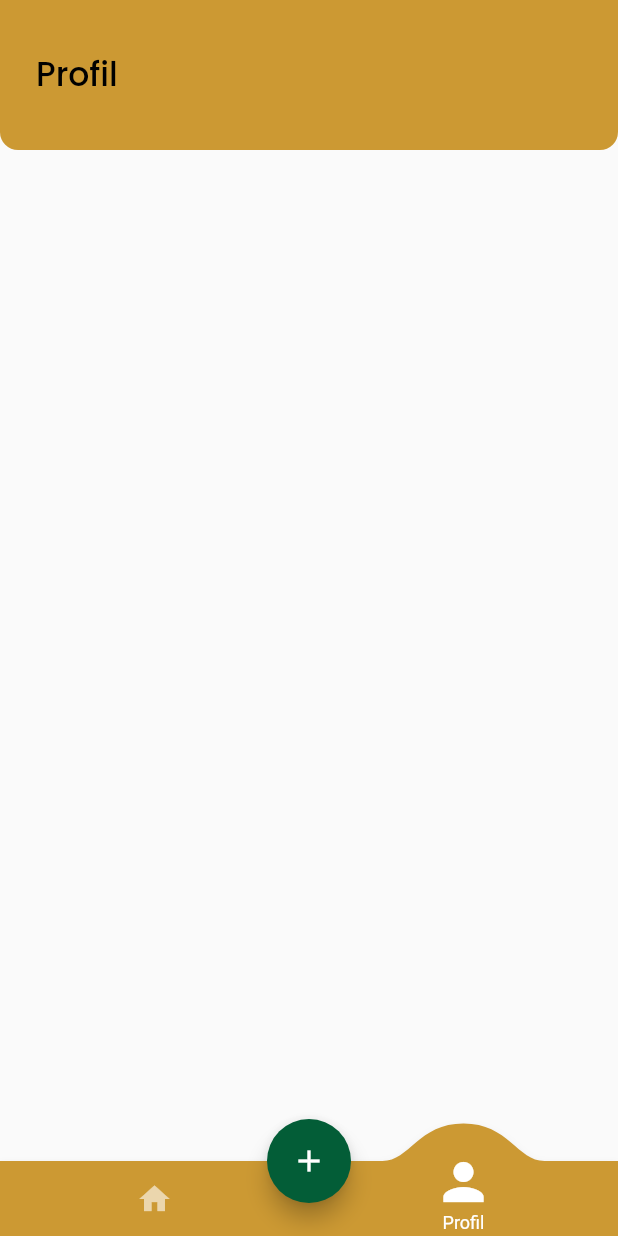
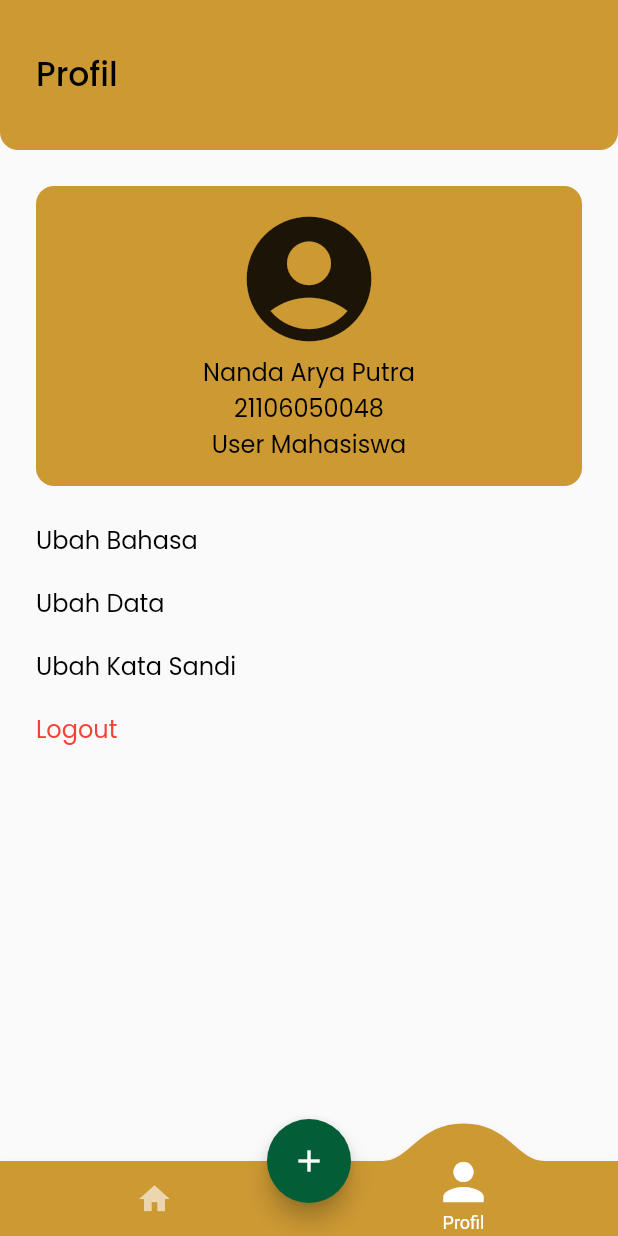
Before and after one commit to nandaarya/simak_uin_suka, a Flutter app: the screen it shows after launch, item 2 of the bottom bar chosen, on a phone screen of 412 x 824 dp. Run offline on Flutter 3.47's test engine with Material 2 defaults, Android fonts, the phone set to English and light mode, and no system bars; drawn by our look-alikes of convex_bottom_bar; our stand-ins replace google_fonts.

Commit message:
add profile page

```diff
--- a/lib/view/profile_page.dart
+++ b/lib/view/profile_page.dart
@@ -11,6 +11,9 @@ class ProfilePage extends StatefulWidget {
 class _ProfilePageState extends State<ProfilePage> {
   @override
   Widget build(BuildContext context) {
+
+    double widthDevice = MediaQuery.of(context).size.width;
+    double heightDevice = MediaQuery.of(context).size.height - 50;
 
     Widget header() {
       return Container(
@@ -31,10 +34,47 @@ class _ProfilePageState extends State<ProfilePage> {
       );
     }
 
+    Widget profile() {
+      return Container(
+        height: 200,
+        padding: EdgeInsets.all(defaultPadding),
+        margin: EdgeInsets.symmetric(horizontal: defaultMargin),
+        decoration: BoxDecoration(
+          color: primaryColor,
+          borderRadius: BorderRadius.circular(12)
+        ),
+        child: Column(
+          children: [
+            Icon(Icons.account_circle, size: 100,),
+            Text('Nanda Arya Putra', style: h2,),
+            Text('21106050048', style: h2,),
+            Text('User Mahasiswa', style: h2,)
+          ],
+        ),
+      );
+    }
+
+    Widget setting() {
+      return Container(
+        height: 150,
+        margin: EdgeInsets.symmetric(horizontal: defaultMargin),
+        child: Column(
+          mainAxisAlignment: MainAxisAlignment.spaceBetween,
+          crossAxisAlignment: CrossAxisAlignment.start,
+          children: [
+            Text('Ubah Bahasa', style: h2,),
+            Text('Ubah Data', style: h2,),
+            Text('Ubah Kata Sandi', style: h2,),
+            Text('Logout', style: h2.copyWith(color: Colors.red),)
+          ],
+        ),
+      );
+    }
+
     return Scaffold(
       body: ListView(
-        physics: NeverScrollableScrollPhysics(),
-        children: [header(), const SizedBox(height: 24)],
+        // physics: NeverScrollableScrollPhysics(),
+        children: [header(), const SizedBox(height: 24), profile(), const SizedBox(height: 24), setting()],
       ),
     );
   }
```
